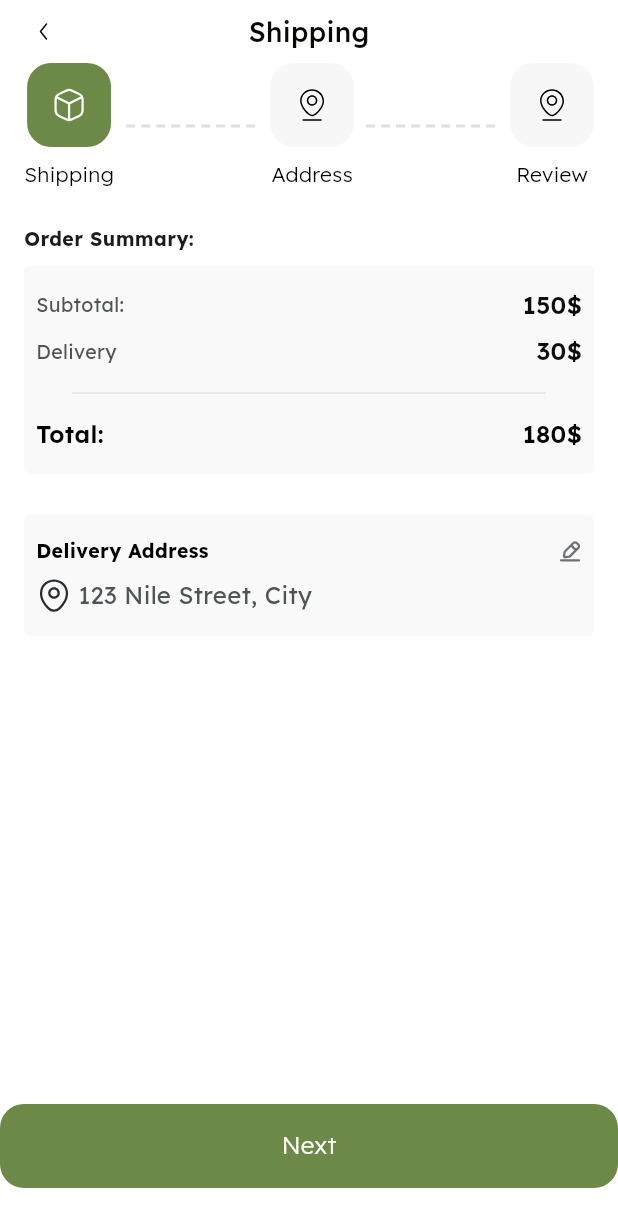
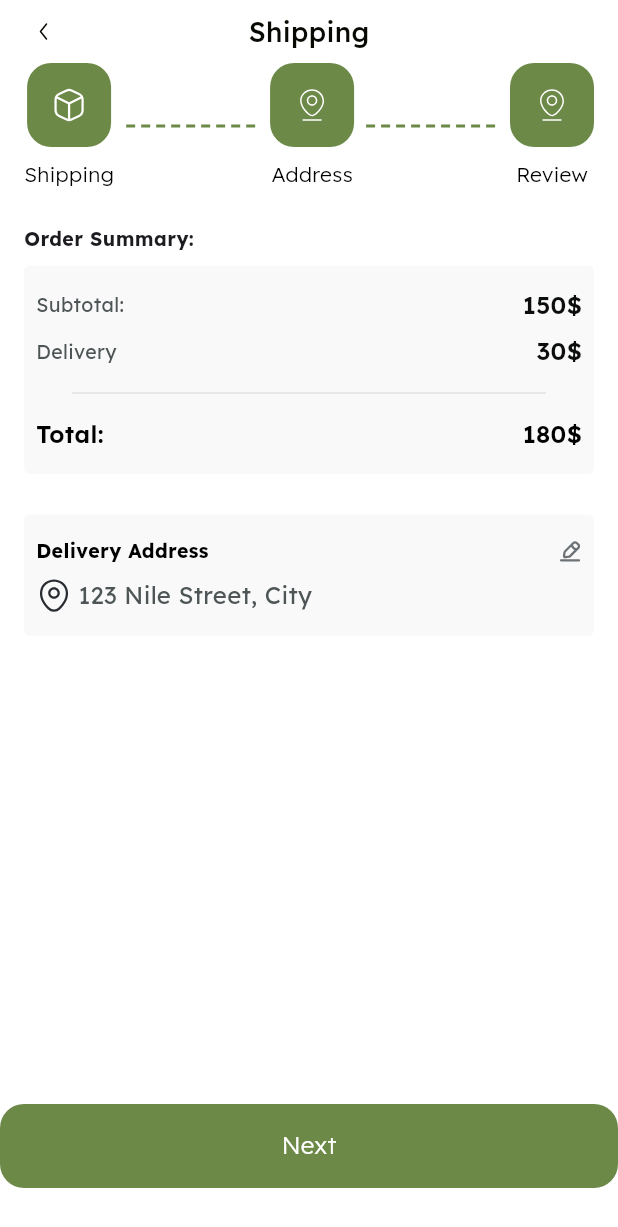
Before and after one commit to Tala-foqha/bag_store, a Flutter app: the screen it shows after launch, swiped to page 3, on a phone screen of 412 x 824 dp. Shown: the top 1227 px of the screen. Run offline on Flutter 3.47's test engine with Material 3 defaults, Android fonts, the phone set to English and light mode, and no system bars; drawn by our look-alikes of dotted_line; our stand-ins replace bloc, cloud_firestore, dartz, firebase_auth, firebase_core, flutter_bloc and 6 more; accounts and stored records are empty; statements that could not run were skipped.

Commit message:
logic of checkout steps done

```diff
--- a/lib/furniture/check_out/presentation/views/widgets/check_out_steps.dart
+++ b/lib/furniture/check_out/presentation/views/widgets/check_out_steps.dart
@@ -4,15 +4,15 @@ import 'package:bag_store_ecommerec/furniture/check_out/presentation/views/widge
 import 'package:dotted_line/dotted_line.dart';
 import 'package:flutter/material.dart';
 
-class CheckoutSteps extends StatefulWidget {
-  const CheckoutSteps({super.key});
+class CheckoutSteps extends StatelessWidget {
+  final int currentIndex;
+  final void Function(int index)? onStepTapped;
 
-  @override
-  State<CheckoutSteps> createState() => _CheckoutStepsState();
-}
-
-class _CheckoutStepsState extends State<CheckoutSteps> {
-  int currentIndex = 0;
+  const CheckoutSteps({
+    super.key,
+    required this.currentIndex,
+    this.onStepTapped,
+  });
 
   @override
   Widget build(BuildContext context) {
@@ -24,7 +24,8 @@ class _CheckoutStepsState extends State<CheckoutSteps> {
           StepItem(
             isActive: currentIndex >= 0,
             iconPath: 'assets/images/package box 06.svg',
-            onTap: () => setState(() => currentIndex = 0), text: 'Shipping',
+            onTap: () =>onStepTapped,
+            text: 'Shipping',
           ),
           SizedBox(width: 8),
           Expanded(
@@ -33,15 +34,17 @@ class _CheckoutStepsState extends State<CheckoutSteps> {
               lineLength: double.infinity,
               lineThickness: 2.0,
               dashLength: 6.0,
-              dashColor:
-                  currentIndex >= 1 ? AppColors.primaryColor : Color(0xffDFDFDF),
+              dashColor: currentIndex >= 1
+                  ? AppColors.primaryColor
+                  : Color(0xffDFDFDF),
             ),
           ),
           SizedBox(width: 8),
           StepItem(
             isActive: currentIndex >= 1,
             iconPath: 'assets/images/location 01.svg',
-            onTap: () => setState(() => currentIndex = 1), text: 'Address',
+            onTap: () => onStepTapped,
+            text: 'Address',
           ),
           SizedBox(width: 8),
           Expanded(
@@ -50,15 +53,17 @@ class _CheckoutStepsState extends State<CheckoutSteps> {
               lineLength: double.infinity,
               lineThickness: 2.0,
               dashLength: 6.0,
-              dashColor:
-                  currentIndex == 2 ? AppColors.primaryColor : Color(0xffDFDFDF),
+              dashColor: currentIndex == 2
+                  ? AppColors.primaryColor
+                  : Color(0xffDFDFDF),
             ),
           ),
           SizedBox(width: 8),
           StepItem(
             isActive: currentIndex == 2,
-            iconPath:  'assets/images/location 01.svg',
-            onTap: () => setState(() => currentIndex = 2), text: 'Review',
+            iconPath: 'assets/images/location 01.svg',
+            onTap: () => onStepTapped,
+            text: 'Review',
           ),
         ],
       ),
--- a/lib/furniture/check_out/presentation/views/widgets/check_out_view_body.dart
+++ b/lib/furniture/check_out/presentation/views/widgets/check_out_view_body.dart
@@ -14,16 +14,26 @@ class CheckOutViewBody extends StatefulWidget {
 
 class _CheckOutViewBodyState extends State<CheckOutViewBody> {
  late PageController pageController;
+
   @override
   void initState(){
 super.initState();
 pageController=PageController();
+pageController.addListener(
+  (){
+    setState(() {
+     currentPageIndex=pageController.page!.toInt();
+    });
+
+  }
+);
   }
   @override
   void dispose() {
   pageController.dispose();
     super.dispose();
   }
+  int currentPageIndex=0;
   @override
   Widget build(BuildContext context) {
     return Column(
@@ -32,11 +42,19 @@ pageController=PageController();
         SizedBox(height:8 ,),
       CheckOutTextWidget(),
       SizedBox(height: 8,),
-    CheckoutSteps(),
+    CheckoutSteps(
+      currentIndex: currentPageIndex,
+      onStepTapped: (index) {
+    setState(() {
+      currentPageIndex = index; // غيّر الخطوة
+    });
+    pageController.jumpToPage(index); // أو animateToPage(index)
+  },
+    ),
     Expanded(
       child: CheckOutStepsPageView(pageController: pageController)),
       CustomButton(text: 'Next', onPressed: (){
-        pageController.animateToPage(2,duration: Duration(milliseconds: 300),
+        pageController.animateToPage(currentPageIndex+1,duration: Duration(milliseconds: 300),
          curve: Curves.easeIn);
       }),
       SizedBox(height: 32,)
--- a/lib/furniture/check_out/presentation/views/widgets/dliver_address_widget.dart
+++ b/lib/furniture/check_out/presentation/views/widgets/dliver_address_widget.dart
@@ -0,0 +1,45 @@
+// furniture/check_out/presentation/views/widgets/dliver_address_widget.dart
+
+import 'package:bag_store_ecommerec/core/utils/app_styles.dart';
+import 'package:bag_store_ecommerec/furniture/check_out/presentation/views/widgets/payment_item.dart';
+import 'package:flutter/material.dart';
+import 'package:flutter_svg/svg.dart';
+
+class DliverAddressWidget extends StatelessWidget {
+  const DliverAddressWidget({
+    super.key,
+  });
+
+  @override
+  Widget build(BuildContext context) {
+    return PaymentItem(title: '', child: Column(
+     crossAxisAlignment: CrossAxisAlignment.start,
+     children: [
+       Row(
+         children: [
+           Text('Delivery Address',
+           style: AppStyles.Bold13.copyWith(
+             color: Color(0xff000000)
+           ),
+           ),
+           Spacer(),
+           SvgPicture.asset('assets/images/edit.svg'),
+
+         ],
+       ),
+       SizedBox(height: 8,),
+       Row(
+         children: [
+           SvgPicture.asset('assets/images/location.svg'),
+           SizedBox(width: 4,),
+           Text('123 Nile Street, City',
+           style:AppStyles.Regular13.copyWith(
+             fontSize: 16,
+             color: Color(0xff4E5556)
+           ) ,)
+         ],
+       )
+     ],
+    ));
+  }
+}
--- a/lib/furniture/check_out/presentation/views/widgets/payment_section.dart
+++ b/lib/furniture/check_out/presentation/views/widgets/payment_section.dart
@@ -1,9 +1,7 @@
 // furniture/check_out/presentation/views/widgets/payment_section.dart
-import 'package:bag_store_ecommerec/core/utils/app_styles.dart';
+import 'package:bag_store_ecommerec/furniture/check_out/presentation/views/widgets/dliver_address_widget.dart';
 import 'package:bag_store_ecommerec/furniture/check_out/presentation/views/widgets/order_summry_widget.dart';
-import 'package:bag_store_ecommerec/furniture/check_out/presentation/views/widgets/payment_item.dart';
 import 'package:flutter/material.dart';
-import 'package:flutter_svg/flutter_svg.dart';
 
 class PaymentSection extends StatelessWidget {
   const PaymentSection({super.key});
@@ -16,35 +14,7 @@ class PaymentSection extends StatelessWidget {
         SizedBox(height: 24,),
 
        OrderSummryWidget(),
-       PaymentItem(title: '', child: Column(
-        crossAxisAlignment: CrossAxisAlignment.start,
-        children: [
-          Row(
-            children: [
-              Text('Delivery Address',
-              style: AppStyles.Bold13.copyWith(
-                color: Color(0xff000000)
-              ),
-              ),
-              Spacer(),
-              SvgPicture.asset('assets/images/edit.svg'),
-
-            ],
-          ),
-          SizedBox(height: 8,),
-          Row(
-            children: [
-              SvgPicture.asset('assets/images/location.svg'),
-              SizedBox(width: 4,),
-              Text('123 Nile Street, City',
-              style:AppStyles.Regular13.copyWith(
-                fontSize: 16,
-                color: Color(0xff4E5556)
-              ) ,)
-            ],
-          )
-        ],
-       ))
+       DliverAddressWidget()
 
 ]);
   }}
```
